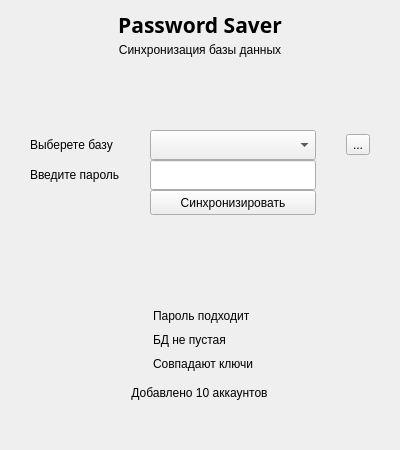
Qt form ui/SyncDB.ui (rybkinn/PasswordSaver) before a commit.
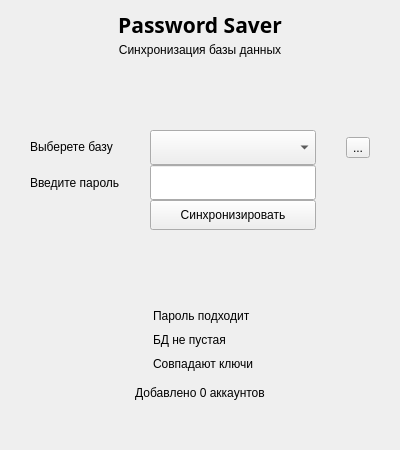
The same form after that commit. Icons and pictures are not drawn.

Patch:
```diff
--- a/ui/SyncDB.ui
+++ b/ui/SyncDB.ui
@@ -73,8 +73,8 @@
     <widget class="QLineEdit" name="lineEdit">
      <property name="minimumSize">
       <size>
-       <width>145</width>
-       <height>30</height>
+       <width>150</width>
+       <height>35</height>
       </size>
      </property>
      <property name="echoMode">
@@ -240,14 +240,14 @@
      </property>
      <property name="minimumSize">
       <size>
-       <width>145</width>
-       <height>25</height>
+       <width>150</width>
+       <height>30</height>
       </size>
      </property>
      <property name="maximumSize">
       <size>
-       <width>185</width>
-       <height>25</height>
+       <width>190</width>
+       <height>30</height>
       </size>
      </property>
      <property name="sizeIncrement">
@@ -389,8 +389,8 @@
      </property>
      <property name="minimumSize">
       <size>
-       <width>145</width>
-       <height>30</height>
+       <width>150</width>
+       <height>35</height>
       </size>
      </property>
      <property name="currentText">
@@ -407,7 +407,7 @@
       <string notr="true">з</string>
      </property>
      <property name="text">
-      <string>Добавлено 10 аккаунтов</string>
+      <string>Добавлено 0 аккаунтов</string>
      </property>
      <property name="alignment">
       <set>Qt::AlignBottom|Qt::AlignHCenter</set>
```
Left out of the diff: 8 changed lines with no effect on the pictures.
